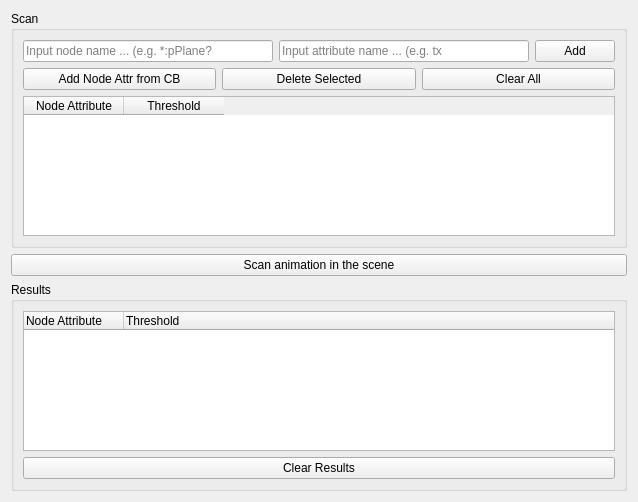
The window that gui_main.ui (zebraed/spikeChecker) describes before a commit, drawn with Qt 5.
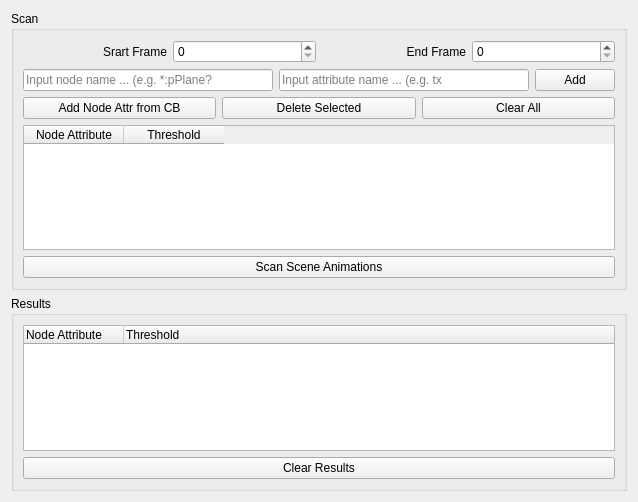
The same window after the commit.

What changed in the file:
```diff
--- a/gui_main.ui
+++ b/gui_main.ui
@@ -28,6 +28,54 @@
         <string>Scan</string>
        </property>
        <layout class="QVBoxLayout" name="verticalLayout">
+        <item>
+         <layout class="QHBoxLayout" name="horizontalLayout_framerange">
+          <item>
+           <widget class="QLabel" name="label_start">
+            <property name="sizePolicy">
+             <sizepolicy hsizetype="Minimum" vsizetype="Preferred">
+              <horstretch>0</horstretch>
+              <verstretch>0</verstretch>
+             </sizepolicy>
+            </property>
+            <property name="layoutDirection">
+             <enum>Qt::LeftToRight</enum>
+            </property>
+            <property name="text">
+             <string>Srart Frame</string>
+            </property>
+            <property name="alignment">
+             <set>Qt::AlignRight|Qt::AlignTrailing|Qt::AlignVCenter</set>
+            </property>
+           </widget>
+          </item>
+          <item>
+           <widget class="QSpinBox" name="spinBox_start"/>
+          </item>
+          <item>
+           <widget class="QLabel" name="label_end">
+            <property name="sizePolicy">
+             <sizepolicy hsizetype="Minimum" vsizetype="Preferred">
+              <horstretch>0</horstretch>
+              <verstretch>0</verstretch>
+             </sizepolicy>
+            </property>
+            <property name="layoutDirection">
+             <enum>Qt::LeftToRight</enum>
+            </property>
+            <property name="text">
+             <string>End Frame</string>
+            </property>
+            <property name="alignment">
+             <set>Qt::AlignRight|Qt::AlignTrailing|Qt::AlignVCenter</set>
+            </property>
+           </widget>
+          </item>
+          <item>
+           <widget class="QSpinBox" name="spinBox_end"/>
+          </item>
+         </layout>
+        </item>
         <item>
          <layout class="QHBoxLayout" name="horizontalLayout_node">
           <item>
@@ -98,22 +146,18 @@
           </column>
          </widget>
         </item>
+        <item>
+         <widget class="QPushButton" name="pushButton_scan">
+          <property name="text">
+           <string>Scan Scene Animations</string>
+          </property>
+         </widget>
+        </item>
        </layout>
       </widget>
      </item>
     </layout>
    </item>
-   <item>
-    <layout class="QHBoxLayout" name="horizontalLayout_scan">
-     <item>
-      <widget class="QPushButton" name="pushButton_scan">
-       <property name="text">
-        <string>Scan animation in the scene</string>
-       </property>
-      </widget>
-     </item>
-    </layout>
-   </item>
    <item>
     <widget class="QGroupBox" name="groupBox_results">
      <property name="title">
```
Left out of the diff: 6 changed lines with no effect on the pictures.
